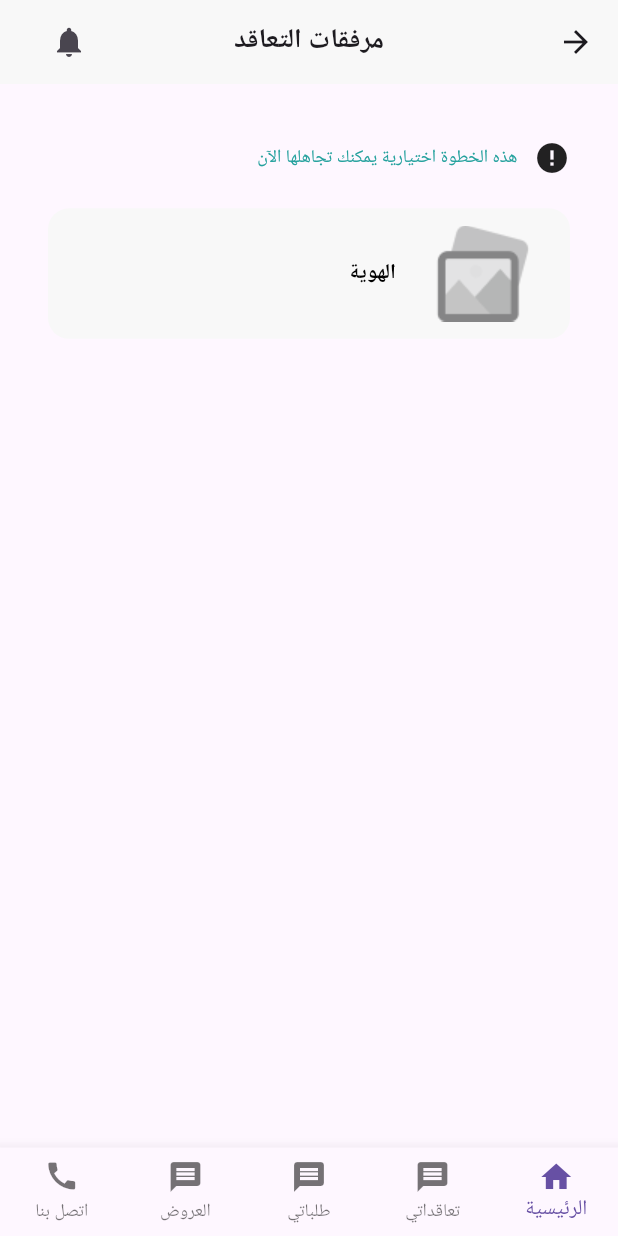
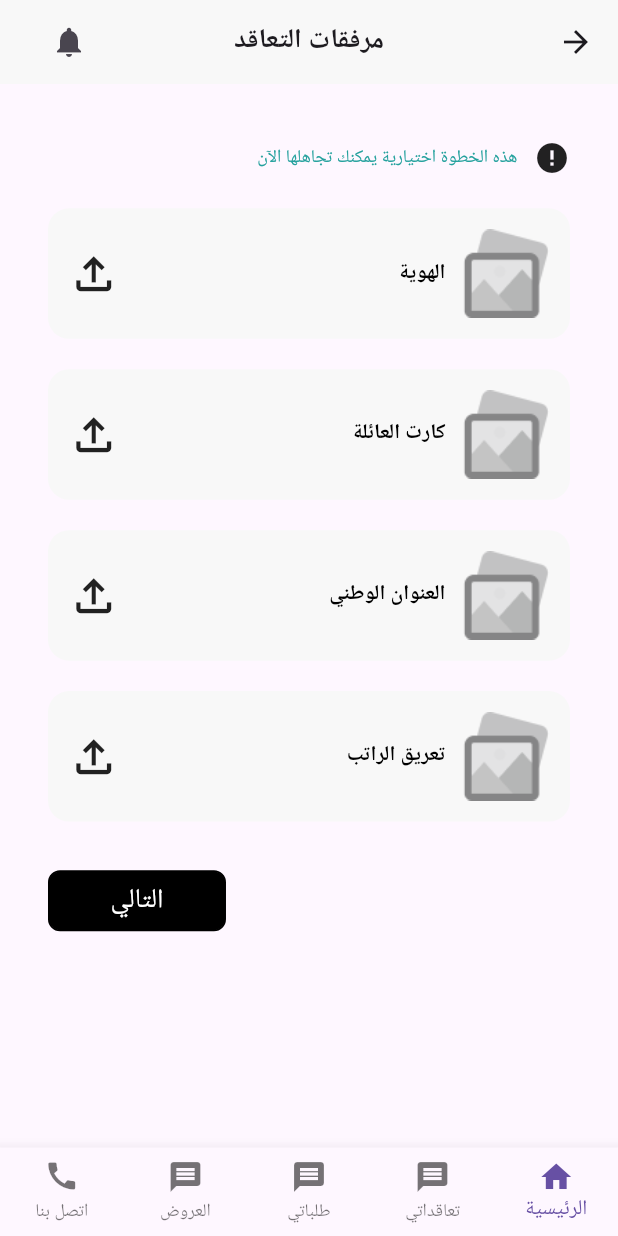
Before and after one commit to Salma-Ahmed3/ThePlattForm, a Flutter app: the ContractAttachmentsView screen opened by its route, on a phone screen of 412 x 824 dp. Run offline on Flutter 3.47's test engine with Material 3 defaults, Android fonts, the phone set to English and light mode, and no system bars; our stand-ins replace flutter_screenutil, google_fonts; missing offline and left inert: svg_flutter; Roboto replaces fonts that are missing (Alexandria).

Commit message:
contract attachment page DONE

```diff
--- a/lib/Feauters/Contract attachments/Presentation/views/widgets/contract_attachments_view_body.dart
+++ b/lib/Feauters/Contract attachments/Presentation/views/widgets/contract_attachments_view_body.dart
@@ -1,9 +1,9 @@
 import 'package:flutter/material.dart';
 import 'package:flutter/widgets.dart';
 import 'package:flutter_screenutil/flutter_screenutil.dart';
-import 'package:nowproject/core/utils/app_images.dart';
-import 'package:svg_flutter/svg_flutter.dart';
-
+import 'package:nowproject/Feauters/Contract%20attachments/Presentation/views/contract_attachments_view.dart';
+import 'package:nowproject/Feauters/Contract%20attachments/Presentation/views/widgets/custom_container.dart';
+import 'package:nowproject/Feauters/Contract/Presentation/View/Widgets/custom_button_next.dart';
 import '../../../../../core/utils/app_text_style.dart';
 
 class ContractAttachmentsViewBody extends StatelessWidget {
@@ -23,7 +23,7 @@ class ContractAttachmentsViewBody extends StatelessWidget {
                 ),
                 const SizedBox(width: 11),
                 Text('هذه الخطوة اختيارية يمكنك تجاهلها الآن',
-                style: TextStyles.regular12.copyWith(color:Color(0xff24A19D)),),
+                style: TextStyles.regular12.copyWith(color:const Color(0xff24A19D)),),
               ],
             ),
             SizedBox(height: 21.h,),
@@ -31,34 +31,49 @@ class ContractAttachmentsViewBody extends StatelessWidget {
                 width: 359,
                 height: 87,
                 decoration: BoxDecoration(
-                  color: Color(0xffF8F8F8),
+                  color: const Color(0xffF8F8F8),
                   borderRadius: BorderRadius.circular(14),
                 ),
-                child: CustomContainer(),
+                child: const CustomContainer(titleText: 'الهوية',),
+              ),
+            SizedBox(height: 20.h,),
+                Container(
+                width: 359,
+                height: 87,
+                decoration: BoxDecoration(
+                  color: const Color(0xffF8F8F8),
+                  borderRadius: BorderRadius.circular(14),
+                ),
+                child: const CustomContainer(titleText: 'كارت العائلة',),
+              ),
+            SizedBox(height: 20.h,),
+                Container(
+                width: 359,
+                height: 87,
+                decoration: BoxDecoration(
+                  color: const Color(0xffF8F8F8),
+                  borderRadius: BorderRadius.circular(14),
+                ),
+                child: const CustomContainer(titleText: 'العنوان الوطني',),
+              ),
+            SizedBox(height: 20.h,),
+                Container(
+                width: 359,
+                height: 87,
+                decoration: BoxDecoration(
+                  color: const Color(0xffF8F8F8),
+                  borderRadius: BorderRadius.circular(14),
+                ),
+                child: const CustomContainer(titleText: 'تعريق الراتب',),
+              ),
+            SizedBox(height: 32.h,),
+               CustomButtonNext(
+                onTap:  () {
+                    Navigator.of(context).pushNamed(ContractAttachmentsView.routeName);
+                      },
               ),
         ],
       ),
     );
   }
 }
-class CustomContainer extends StatelessWidget {
-  const CustomContainer({super.key});
-
-  @override
-  Widget build(BuildContext context) {
-    return Row(
-      children: [
-        Container(
-                width: 116,
-                height: 69,
-                decoration: BoxDecoration(
-                  color: const Color(0xffF8F8F8),
-                  borderRadius: BorderRadius.circular(14),
-                ),
-                child: Image.asset(Assets.imagesPicIcon),
-              ),
-              Text('الهوية' , style: TextStyles.bold14,)
-      ],
-    );
-  }
-}
--- /dev/null
+++ b/lib/Feauters/Contract attachments/Presentation/views/widgets/custom_container.dart
@@ -0,0 +1,29 @@
+import 'package:flutter/material.dart';
+import 'package:flutter_screenutil/flutter_screenutil.dart';
+import 'package:nowproject/core/utils/app_images.dart';
+import 'package:nowproject/core/utils/app_text_style.dart';
+
+class CustomContainer extends StatelessWidget {
+  const CustomContainer({super.key, required this.titleText});
+  final String titleText;
+
+  @override
+  Widget build(BuildContext context) {
+    return Padding(
+      padding: const EdgeInsets.symmetric(vertical: 14, horizontal: 13),
+      child: Row(
+        children: [
+          Image.asset(Assets.imagesPicIcon),
+          SizedBox(width: 10.w),
+          Expanded(
+            child: Text(
+              titleText,
+              style: TextStyles.bold14,
+            ),
+          ),
+          const Icon(Icons.file_upload_outlined, size: 35),
+        ],
+      ),
+    );
+  }
+}
--- a/lib/Feauters/Contract/Presentation/View/Widgets/contract_view_body.dart
+++ b/lib/Feauters/Contract/Presentation/View/Widgets/contract_view_body.dart
@@ -1,6 +1,7 @@
 import 'package:flutter/material.dart';
 import 'package:flutter_screenutil/flutter_screenutil.dart';
 import 'package:nowproject/Feauters/Add%20New%20Address/Presentation/Views/Widgets/custom_button_in_add_new_addrease.dart';
+import 'package:nowproject/Feauters/Contract%20attachments/Presentation/views/contract_attachments_view.dart';
 import 'package:nowproject/Feauters/Contract/Presentation/View/Widgets/custom_button_next.dart';
 import 'package:nowproject/Feauters/Contract/Presentation/View/Widgets/custom_contract_items.dart';
 import 'package:nowproject/Feauters/Home/Presentation/Views/Widgets/test_page.dart';
@@ -34,8 +35,14 @@ class ContractViewBody extends StatelessWidget {
                         const SizedBox(height: 23),
                         const CustomContractItems() ,
                         const SizedBox(height: 32),
-                        const CustomButtonNext(),
-                        const SizedBox(height: 23),
+                         Padding(
+                           padding: const EdgeInsets.symmetric(horizontal: 26),
+                           child: CustomButtonNext(
+                            onTap:  () {
+                                               Navigator.of(context).pushNamed(ContractAttachmentsView.routeName);
+                                                 },
+                                                   ),
+                         ),
               ],
     );
   }
--- a/lib/Feauters/Contract/Presentation/View/Widgets/custom_button_next.dart
+++ b/lib/Feauters/Contract/Presentation/View/Widgets/custom_button_next.dart
@@ -1,23 +1,19 @@
 
             import 'package:flutter/material.dart';
 import 'package:flutter_screenutil/flutter_screenutil.dart';
-import 'package:nowproject/Feauters/Contract%20attachments/Presentation/views/contract_attachments_view.dart';
 import '../../../../../core/utils/app_text_style.dart';
 import '../../../../Add New Address/Presentation/Views/Widgets/custom_button_in_add_new_addrease.dart';
 
 class CustomButtonNext extends StatelessWidget {
-              const CustomButtonNext({super.key});
+              const CustomButtonNext({super.key, this.onTap});
+       final void Function()? onTap;
 
             @override
             Widget build(BuildContext context) {
-              return  Padding(
-                padding: const EdgeInsets.symmetric(horizontal: 26),
-                child: Align(
+              return  Align(
                           alignment: Alignment.bottomLeft,
                           child: CustomButtonInAddNewAddrease(
-                                              onTap: () {
-                                                Navigator.of(context).pushNamed(ContractAttachmentsView.routeName);
-                                                  },
+                onTap:onTap,
                       alignment:   Alignment.center,
                       colorBackGround: Colors.black,
                         tixtInButton: Center(
@@ -28,7 +24,6 @@ class CustomButtonNext extends StatelessWidget {
                       width: 108.w, height: 40.h,
                       colorBorder:  const Color(0xff000000), borderRadius: BorderRadius.circular(8) ,
                         ),
-                            ),
                           );
   }
 }
```
Lines whose indentation alone changed are shown as unchanged.
